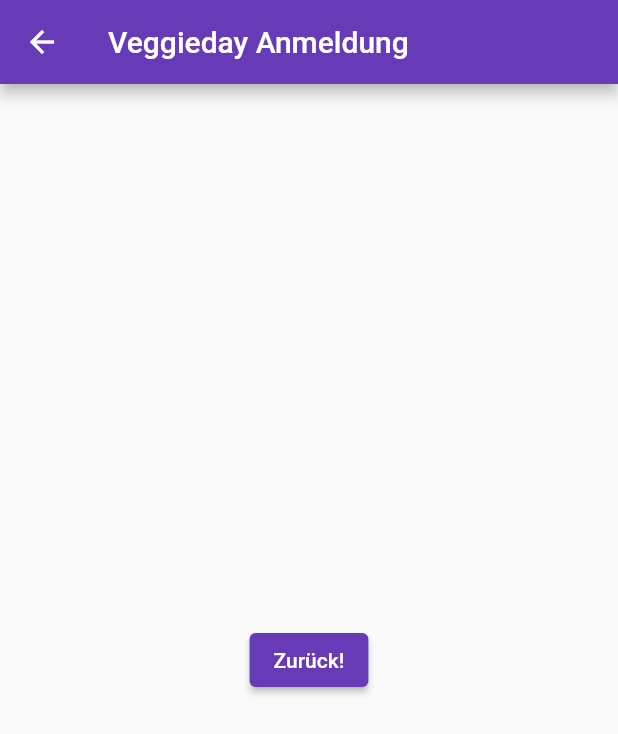
After one commit to fvholten/veggieday-ituv, a Flutter app: the DashboardScreen screen opened by its route, after a tap on "Beim Veggieday anmelden", on a phone screen of 412 x 824 dp. The commit adds this screen. Shown: the top 734 px of the screen. Run offline on Flutter 3.47's test engine with Material 2 defaults, Android fonts, the phone set to English and light mode, and no system bars; our stand-ins replace firebase_auth, firebase_core, flutter_login, font_awesome_flutter; accounts and stored records are empty; Roboto replaces fonts that are missing (NotoSans, OpenSans).

Commit message:
signup stub

```diff
--- a/lib/dashboard_screen.dart
+++ b/lib/dashboard_screen.dart
@@ -2,6 +2,7 @@ import 'package:flutter/material.dart';
 import 'package:font_awesome_flutter/font_awesome_flutter.dart';
 import 'package:flutter_login/theme.dart';
 import 'package:flutter_login/widgets.dart';
+import 'signup_screen.dart';
 import 'transition_route_observer.dart';
 import 'widgets/fade_in.dart';
 import 'constants.dart';
@@ -113,8 +114,19 @@ class _DashboardScreenState extends State<DashboardScreen>
           body: Stack(
             children: <Widget>[
               Column(
-                children: const <Widget>[
-                  Center(child: Text('Hello World')),
+                children: <Widget>[
+                  Center(
+                      child: ElevatedButton(
+                    child: const Text('Beim Veggieday anmelden'),
+                    onPressed: () {
+                      Navigator.push(
+                        context,
+                        MaterialPageRoute(
+                          builder: (context) => const SignUpScreen()
+                        ),
+                      );
+                    },
+                  )),
                 ],
               )
             ],
--- /dev/null
+++ b/lib/signup_screen.dart
@@ -0,0 +1,22 @@
+import 'package:flutter/material.dart';
+
+class SignUpScreen extends StatelessWidget {
+  const SignUpScreen({super.key});
+
+  @override
+  Widget build(BuildContext context) {
+    return Scaffold(
+      appBar: AppBar(
+        title: const Text('Veggieday Anmeldung'),
+      ),
+      body: Center(
+        child: ElevatedButton(
+          onPressed: () {
+            // Navigate back to first route when tapped.
+          },
+          child: const Text('Zurück!'),
+        ),
+      ),
+    );
+  }
+}
```
